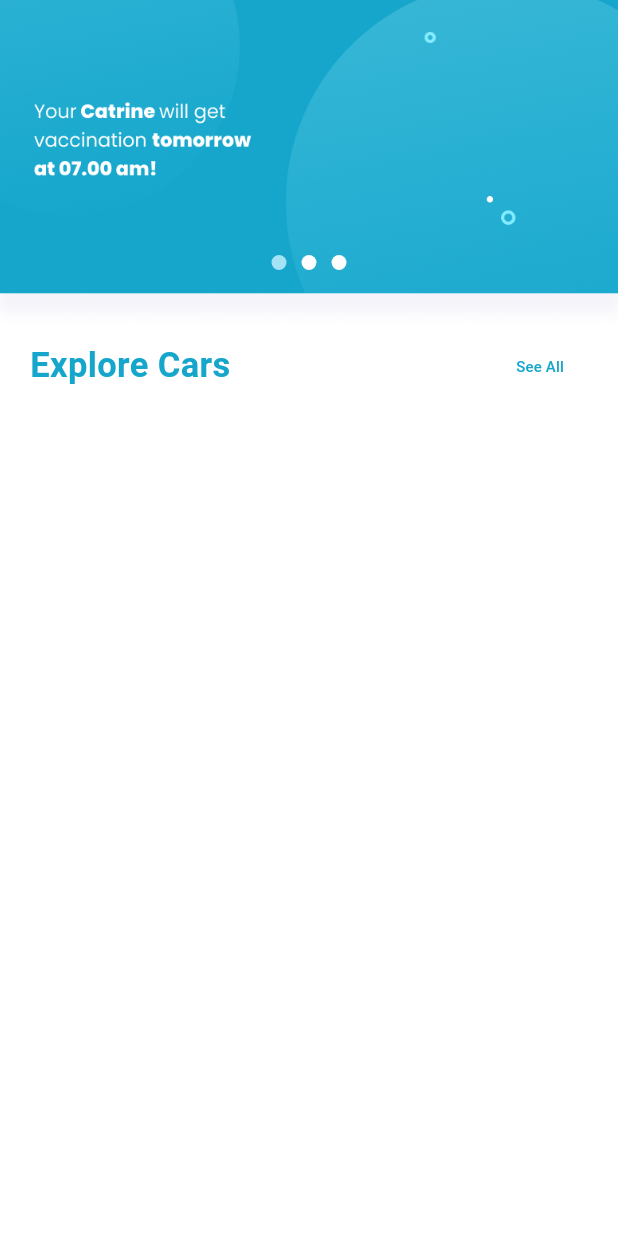
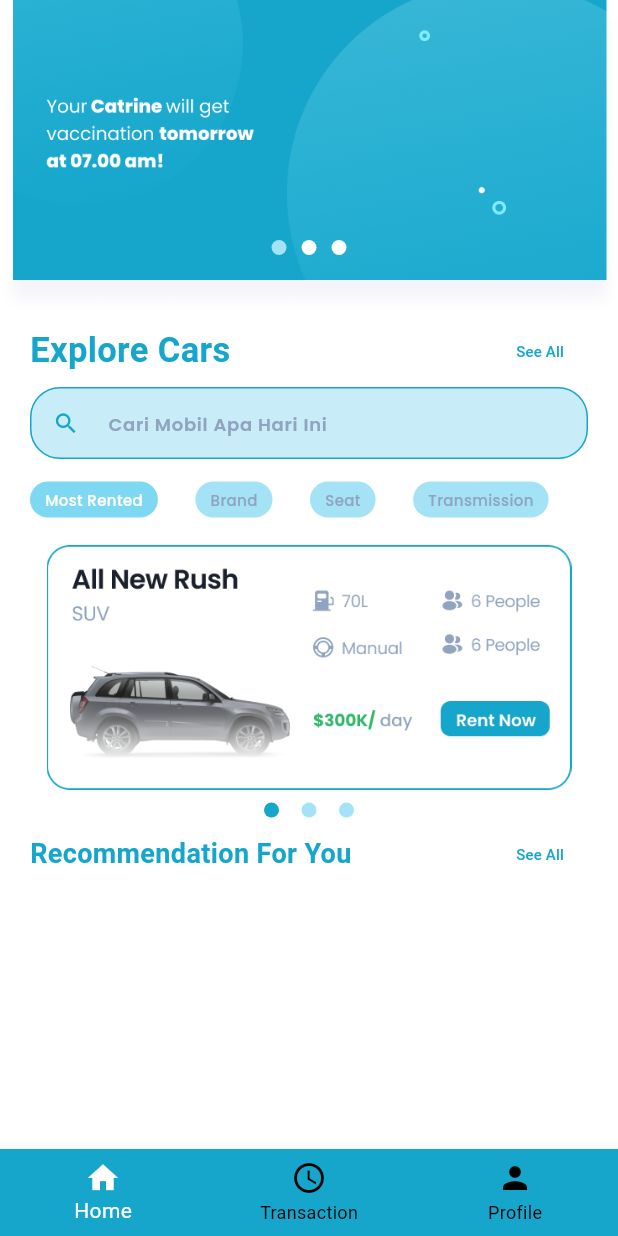
Before and after one commit to adibbbb/rentify, a Flutter app: the screen it shows after launch, on a phone screen of 412 x 824 dp. Run offline on Flutter 3.47's test engine with Material 2 defaults, Android fonts, the phone set to English and light mode, and no system bars; drawn by our look-alikes of flutter_image_slideshow; our stand-ins replace google_fonts; Roboto replaces fonts that are missing (asset/fonts/Poppins-Medium.ttf, asset/fonts/Poppins-SemiBold.ttf).

Commit message:
add search bar

```diff
--- /dev/null
+++ b/lib/button_nav_bar.dart
@@ -0,0 +1,40 @@
+import 'package:flutter/material.dart';
+
+class BottomNavBar extends StatefulWidget {
+  const BottomNavBar({super.key});
+
+  @override
+  State<BottomNavBar> createState() => _BottomNavBarState();
+}
+
+class _BottomNavBarState extends State<BottomNavBar> {
+
+  int currentIndex = 0;
+
+  @override
+  Widget build(BuildContext context) {
+    return Container(
+      child: BottomNavigationBar(
+        backgroundColor: Color(0xff16A6CC),
+        selectedItemColor: Colors.white,
+        unselectedItemColor: Color(0xff000000),
+        currentIndex: currentIndex,
+        onTap: (index) => setState( () => currentIndex = index),
+        items: [
+          BottomNavigationBarItem(
+            icon: Icon(Icons.home),
+            label: 'Home',
+          ),
+          BottomNavigationBarItem(
+            icon: Icon(Icons.schedule),
+            label: 'Transaction',
+          ),
+          BottomNavigationBarItem(
+            icon: Icon(Icons.person),
+            label: 'Profile',
+          ),
+        ]
+      ),
+    );
+  }
+}
--- /dev/null
+++ b/lib/home page/home_page.dart
@@ -0,0 +1,251 @@
+import 'package:flutter/material.dart';
+import 'package:flutter_image_slideshow/flutter_image_slideshow.dart';
+import 'package:rentify/button_nav_bar.dart';
+
+var services = ["Most Rented", "Brand", "Seat", "Transmission"];
+var selectedService = 0;
+
+class HomePage extends StatefulWidget {
+  const HomePage({super.key});
+
+  @override
+  State<HomePage> createState() => _HomePageState();
+}
+
+class _HomePageState extends State<HomePage> {
+  @override
+  Widget build(BuildContext context) {
+    return Scaffold(
+      resizeToAvoidBottomInset: false,
+      backgroundColor: Colors.white,
+      bottomNavigationBar: BottomNavBar(),
+      body: SafeArea(
+          child: Column(
+        children: [
+          _HeroBanner(),
+          _ExploreCars(),
+
+          // SEARCH BAR
+          Padding(
+            padding: EdgeInsets.symmetric(horizontal: 20),
+            child: TextFormField(
+              decoration: InputDecoration(
+                filled: true,
+                fillColor: Color(0xffC8EDF9),
+                contentPadding: EdgeInsets.symmetric(vertical: 10,),
+                enabledBorder: OutlineInputBorder(
+                  borderRadius: BorderRadius.circular(20),
+                  borderSide: BorderSide(width: 1, color: Color(0xff16A6CC)),
+                ),
+                focusedBorder: OutlineInputBorder(
+                  borderRadius: BorderRadius.circular(20),
+                  borderSide: BorderSide(width: 1, color: Color(0xff16A6CC)),
+                ),
+                hintText: 'Cari Mobil Apa Hari Ini',
+                hintStyle: TextStyle(
+                  fontFamily: 'Poppins',
+                  fontSize: 12,
+                  fontWeight: FontWeight.w600,
+                  color: Color(0xff90A3BF),
+                  ),
+                prefixIcon: Icon(Icons.search, size: 18, color: Color(0xff16A6CC),)
+              ),
+            ),
+          ),
+
+          SizedBox(height: 15,),
+
+
+
+
+
+          // Container(
+          //   margin: const EdgeInsets.symmetric(horizontal: 20,),
+          //   padding: const EdgeInsets.symmetric(vertical: 5),
+          //   child: TextFormField(
+          //     decoration: InputDecoration(
+          //         border: OutlineInputBorder(
+          //           borderRadius: BorderRadius.circular(20),
+          //         ),
+          //         hintText: 'Rental Mobil Apa Hari Ini',
+          //         hintStyle: GoogleFonts.poppins(
+          //             fontSize: 10,
+          //             fontWeight: FontWeight.w600,
+          //             color: Color(0xff90A3BF), ),
+          //         prefixIcon: Icon(
+          //           Icons.search,
+          //           size: 18,
+          //           color: Color(0xff16A6CC),
+          //         )),
+          //   ),
+          // ),
+
+          //SERVICES
+          SizedBox(
+            height: 24,
+            child: ListView.separated(
+              padding: EdgeInsets.symmetric(horizontal: 20),
+              scrollDirection: Axis.horizontal,
+              itemBuilder: (context, index) => GestureDetector(
+                onTap: () {
+                  setState(() {
+                    selectedService = index;
+                  });
+                },
+                child: Container(
+                  padding: EdgeInsets.symmetric(horizontal: 10),
+                  decoration: BoxDecoration(
+                    color: selectedService == index
+                        ? Color(0xff7ED8F1)
+                        : Color(0xffA3E3F5),
+                    borderRadius: BorderRadius.circular(20),
+                  ),
+                  child: Center(
+                    child: Text(
+                      services[index],
+                      style: TextStyle(
+                        fontFamily: 'Poppins',
+                        fontSize: 10,
+                        fontWeight: FontWeight.w500,
+                        color: selectedService == index
+                            ? Colors.white
+                            : Color(0xff90A3BF),
+                      ),
+                    ),
+                  ),
+                ),
+              ),
+              separatorBuilder: (context, index) => const SizedBox(width: 25),
+              itemCount: services.length,
+            ),
+          ),
+
+          //KATALOG
+          ImageSlideshow(
+            width: 350,
+            indicatorColor: Color(0xff16A6CC),
+            indicatorBackgroundColor: Color(0xffA3E3F5),
+            indicatorRadius: 5,
+            indicatorPadding: 15,
+            indicatorBottomPadding: 0,
+            autoPlayInterval: 3000,
+            isLoop: true,
+            onPageChanged: (value) {
+              debugPrint('page changed: $value');
+            },
+            children: [
+              Image.asset('asset/home/catalog.png'),
+              Image.asset('asset/home/catalog2.png'),
+              Image.asset('asset/home/catalog3.png'),
+            ],
+          ),
+          // REKOMENDASI 4 U
+          Padding(
+            padding: const EdgeInsets.symmetric(horizontal: 20),
+            child: Row(
+              mainAxisAlignment: MainAxisAlignment.spaceBetween,
+              children: [
+                Text(
+                  'Recommendation For You',
+                  style: TextStyle(
+                    fontFamily: 'asset/fonts/Poppins-SemiBold.ttf',
+                    fontWeight: FontWeight.w600,
+                    fontSize: 18,
+                    color: Color(0xff16A6CC),
+                  ),
+                ),
+                TextButton(
+                    onPressed: () {},
+                    child: Text(
+                      'See All',
+                      style: TextStyle(
+                        fontFamily: 'asset/fonts/Poppins-Medium.ttf',
+                        fontWeight: FontWeight.w500,
+                        fontSize: 10,
+                        color: Color(0xff16A6CC),
+                      ),
+                    ))
+              ],
+            ),
+          ),
+        ],
+      )),
+    );
+  }
+}
+
+class _ExploreCars extends StatelessWidget {
+  const _ExploreCars({
+    super.key,
+  });
+
+  @override
+  Widget build(BuildContext context) {
+    return Padding(
+      padding: const EdgeInsets.symmetric(horizontal: 20),
+      child: Row(
+        mainAxisAlignment: MainAxisAlignment.spaceBetween,
+        children: [
+          Text(
+            'Explore Cars',
+            style: TextStyle(
+              fontFamily: 'asset/fonts/Poppins-SemiBold.ttf',
+              fontWeight: FontWeight.w600,
+              fontSize: 23,
+              color: Color(0xff16A6CC),
+            ),
+          ),
+          TextButton(
+              onPressed: () {},
+              child: Text(
+                'See All',
+                style: TextStyle(
+                  fontFamily: 'asset/fonts/Poppins-Medium.ttf',
+                  fontWeight: FontWeight.w500,
+                  fontSize: 10,
+                  color: Color(0xff16A6CC),
+                ),
+              ))
+        ],
+      ),
+    );
+  }
+}
+
+class _HeroBanner extends StatelessWidget {
+  const _HeroBanner({
+    super.key,
+  });
+
+  @override
+  Widget build(BuildContext context) {
+    return ImageSlideshow(
+      height: 210,
+      width: double.infinity,
+      indicatorColor: Color(0xffA3E3F5),
+      indicatorRadius: 5,
+      indicatorPadding: 10,
+      indicatorBottomPadding: 40,
+      indicatorBackgroundColor: Colors.white,
+      onPageChanged: (value) {
+        debugPrint('page changed: $value');
+      },
+      autoPlayInterval: 3000,
+      isLoop: true,
+      children: [
+        Image.asset(
+          'asset/home/banner.png',
+          fit: BoxFit.cover,
+        ),
+        Image.asset(
+          'asset/home/banner2.png',
+          fit: BoxFit.cover,
+        ),
+        Image.asset(
+          'asset/home/banner3.png',
+          fit: BoxFit.cover,
+        ),
+      ],
+    );
+  }
+}
--- a/lib/home_page.dart
+++ /dev/null
@@ -1,86 +0,0 @@
-import 'package:flutter/material.dart';
-import 'package:flutter_image_slideshow/flutter_image_slideshow.dart';
-
-class HomePage extends StatefulWidget {
-  const HomePage({super.key});
-
-  @override
-  State<HomePage> createState() => _HomePageState();
-}
-
-class _HomePageState extends State<HomePage> {
-  @override
-  Widget build(BuildContext context) {
-    return Scaffold(
-      backgroundColor: Colors.white,
-      body: SafeArea(
-        child: Column(
-        children: [
-          _herobanner(),
-          Padding(
-            padding: const EdgeInsets.symmetric(horizontal: 20),
-            child: Row(
-              mainAxisAlignment: MainAxisAlignment.spaceBetween,
-              children: [
-                Text('Explore Cars', style: TextStyle(
-                  fontFamily: 'asset/fonts/Poppins-SemiBold.ttf',
-                  fontWeight: FontWeight.w600,
-                  fontSize: 23,
-                  color: Color(0xff16A6CC),
-                ),),
-                TextButton(onPressed: (){},
-                 child:
-                 Text('See All', style: TextStyle(
-                  fontFamily: 'asset/fonts/Poppins-Medium.ttf',
-                  fontWeight: FontWeight.w500,
-                  fontSize: 10,
-                  color: Color(0xff16A6CC),
-                 ),)
-                )
-            ],
-            ),
-          )
-        ],
-      )
-    ),
-  );
-  }
-}
-
-class _herobanner extends StatelessWidget {
-  const _herobanner({
-    super.key,
-  });
-
-  @override
-  Widget build(BuildContext context) {
-    return ImageSlideshow(
-      height: 220,
-      width: double.infinity,
-      indicatorColor: Color(0xffA3E3F5),
-      indicatorRadius: 5,
-      indicatorPadding: 10,
-      indicatorBottomPadding: 40,
-      indicatorBackgroundColor: Colors.white,
-      onPageChanged: (value) {
-        debugPrint('page changed: $value');
-      },
-      autoPlayInterval: 3000,
-      isLoop: true,
-      children: [
-        Image.asset(
-        'asset/home/banner.png',
-        fit: BoxFit.cover,
-        ),
-         Image.asset(
-        'asset/home/banner2.png',
-        fit: BoxFit.cover,
-        ),
-         Image.asset(
-        'asset/home/banner3.png',
-        fit: BoxFit.cover,
-        ),
-      ],
-    );
-  }
-}
--- a/lib/main.dart
+++ b/lib/main.dart
@@ -1,5 +1,5 @@
 import 'package:flutter/material.dart';
-import 'package:rentify/home_page.dart';
+import 'package:rentify/home%20page/home_page.dart';
 import 'login page/forgetpass_email.dart';
 
 void main() {
--- a/lib/welcome.dart
+++ b/lib/welcome.dart
@@ -1,6 +1,6 @@
 //import 'package:dots_indicator/dots_indicator.dart';
 import 'package:flutter/material.dart';
-import 'package:rentify/home_page.dart';
+import 'package:rentify/home%20page/home_page.dart';
 import 'package:rentify/welcome_data.dart';
 //import 'package:smooth_page_indicator/smooth_page_indicator.dart';
 
@@ -85,7 +85,7 @@
             child : Row(
               mainAxisAlignment: MainAxisAlignment.center,
               children: [
-                welcomeNavBtn(
+                WelcomeNavBtn(
                   name: 'Skip',
                   onPressed: (){
                     _controller.jumpToPage(3);
@@ -100,7 +100,7 @@
                 ),
                 SizedBox(width: 60),
                 if(onLastPage == true)... [
-                  welcomeNavBtn(name: 'Done',
+                  WelcomeNavBtn(name: 'Done',
                   onPressed: (){
                     Navigator.push(
                       context, MaterialPageRoute(
@@ -113,7 +113,7 @@
                 ),
                 ]
                 else...[
-                  welcomeNavBtn(name: 'Next',
+                  WelcomeNavBtn(name: 'Next',
                 onPressed: (){
                   _controller.nextPage(
                   duration: Duration(milliseconds: 400),
@@ -146,8 +146,8 @@
   }
 }
 
-class welcomeNavBtn extends StatelessWidget {
-  const welcomeNavBtn({
+class WelcomeNavBtn extends StatelessWidget {
+  const WelcomeNavBtn({
     super.key,
     required this.name,
     required this.onPressed,
--- a/pubspec.yaml
+++ b/pubspec.yaml
@@ -67,7 +67,7 @@
   # The following line ensures that the Material Icons font is
   # included with your application, so that you can use the icons in
   # the material Icons class.
-  # uses-material-design: true
+  uses-material-design: true
 
   # To add assets to your application, add an assets section, like this:
   #assets:
```
Also changed, not shown: asset/home/catalog copy.png (added), asset/home/catalog.png (added), asset/home/catalog2.png (added), asset/home/catalog3.png (added), asset/home/filter.png (added), asset/home/search.png (added), asset/home/transaction.png (added), lib/home page/car_model.dart (added).
